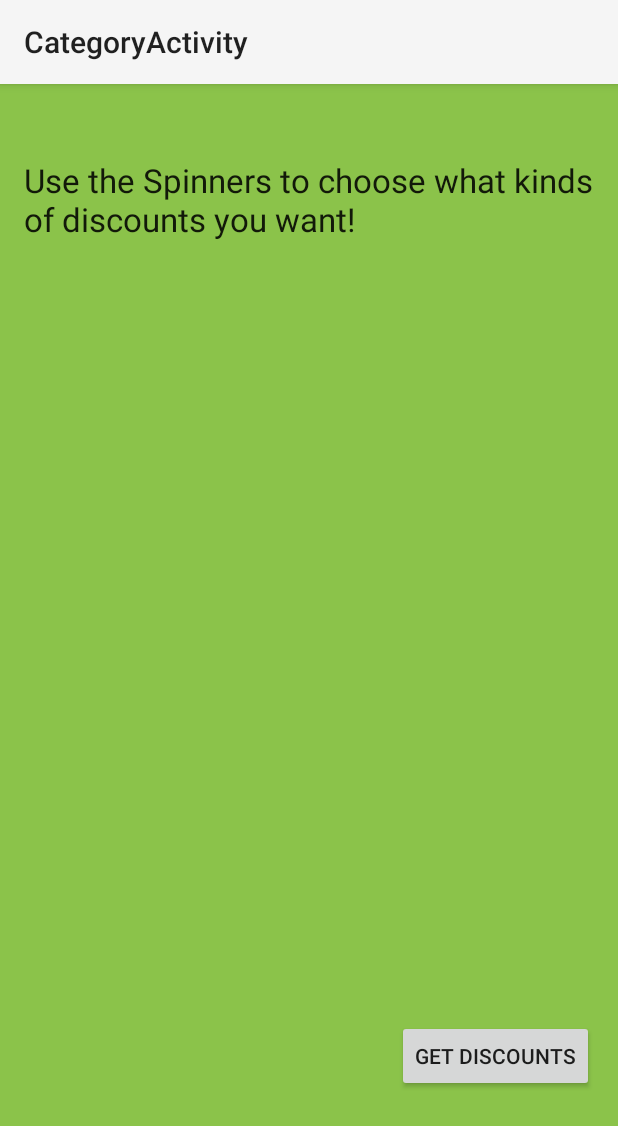
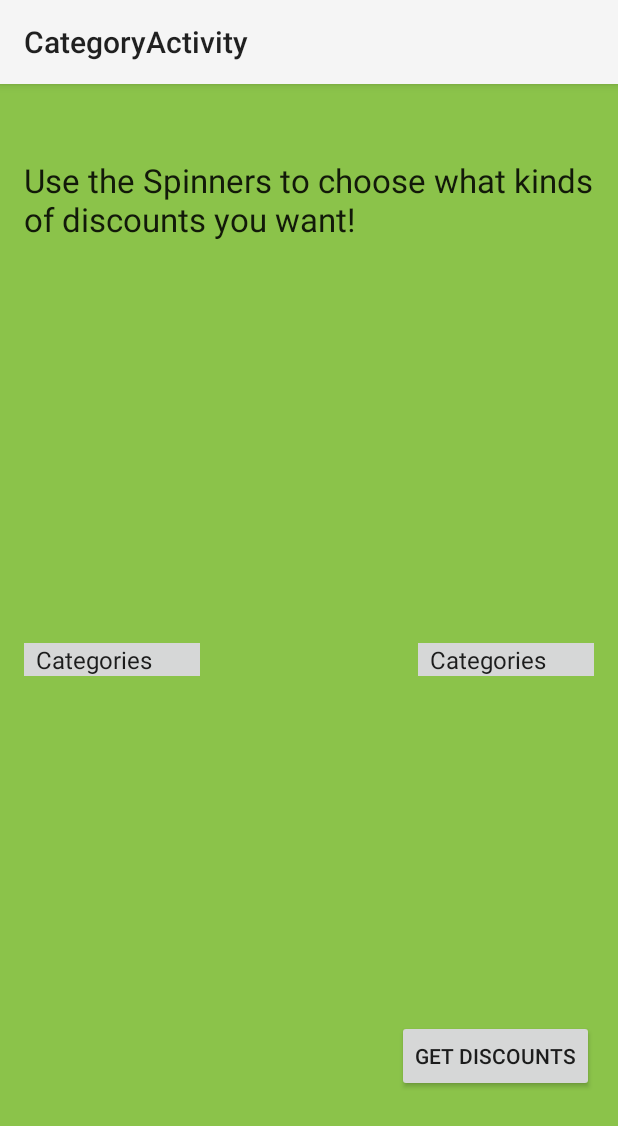
Before and after one commit to KayFishandChips/CIS-163-Final-Project, an Android app: the CategoryActivity screen opened directly, with no data from a screen before it, on a phone screen of 412 x 824 dp. Shown: the top 1126 px of the screen. Run offline under Robolectric (Android 15) with nearby library versions, the phone set to English and light mode, and no system bars.

Commit message:
spinners added to category selection activity

```diff
--- a/app/src/main/java/com/ajkayfishgmail/discount/CategoryActivity.java
+++ b/app/src/main/java/com/ajkayfishgmail/discount/CategoryActivity.java
@@ -4,17 +4,35 @@ package com.ajkayfishgmail.discount;
  import android.support.v7.app.ActionBarActivity;
  import android.os.Bundle;
  import android.view.View;
+ import android.widget.ArrayAdapter;
+ import android.widget.Spinner;
 
 
 public class CategoryActivity extends ActionBarActivity
 {
     public static final String ALLCAPSTHING = "yes";
 
+    // declare spinner components
+    private Spinner catSpinner1, catSpinner2;
+
     @Override
     protected void onCreate(Bundle savedInstanceState)
     {
         super.onCreate(savedInstanceState);
         setContentView(R.layout.activity_category);
+
+        // instantiate spinners
+        String[] categories = new String[]
+                {
+                        "Categories","Food","Clothing", "Groceries",
+                        "Automotive", "Pets", "Entertainment"
+                };
+        ArrayAdapter<String> spinAdapter = new ArrayAdapter <String> (
+                this, android.R.layout.simple_spinner_item, categories);
+        catSpinner1 = (Spinner)findViewById(R.id.spinCat1);
+        catSpinner1.setAdapter(spinAdapter);
+        catSpinner2 = (Spinner)findViewById(R.id.spinCat2);
+        catSpinner2.setAdapter(spinAdapter);
     }
 
     public void launchMap(View view)
--- a/app/src/main/res/layout/activity_category.xml
+++ b/app/src/main/res/layout/activity_category.xml
@@ -8,7 +8,8 @@
     android:paddingTop="@dimen/activity_vertical_margin"
     android:paddingBottom="@dimen/activity_vertical_margin"
     tools:context="com.ajkayfishgmail.discount.CategoryActivity"
-    android:background="@color/primaryColor">
+    android:background="@color/primaryColor"
+>
 
     <TextView
         android:layout_width="wrap_content"
@@ -18,7 +19,8 @@
         android:id="@+id/tvCategHint"
         android:layout_alignParentTop="true"
         android:layout_centerHorizontal="true"
-        android:layout_marginTop="33dp"/>
+        android:layout_marginTop="33dp"
+    />
 
     <Button
         android:layout_width="wrap_content"
@@ -29,5 +31,30 @@
         android:layout_alignRight="@+id/tvCategHint"
         android:layout_alignEnd="@+id/tvCategHint"
         android:layout_marginBottom="80dp"
-        android:onClick="launchMap"/>
+        android:onClick="launchMap"
+    />
+
+    <Spinner
+        android:layout_width="wrap_content"
+        android:layout_height="wrap_content"
+        android:id="@+id/spinCat1"
+        android:hint = "Category"
+        android:spinnerMode="dropdown"
+        android:layout_centerVertical="true"
+        android:layout_alignParentLeft="true"
+        android:layout_alignParentStart="true"
+        android:background="@color/button_material_light"
+    />
+    <Spinner
+        android:layout_width="wrap_content"
+        android:layout_height="wrap_content"
+        android:id="@+id/spinCat2"
+        android:hint = "Category"
+        android:spinnerMode="dropdown"
+        android:background="@color/button_material_light"
+        android:layout_alignTop="@+id/spinCat1"
+        android:layout_alignParentRight="true"
+        android:layout_alignParentEnd="true"
+    />
+
 </RelativeLayout>
```
